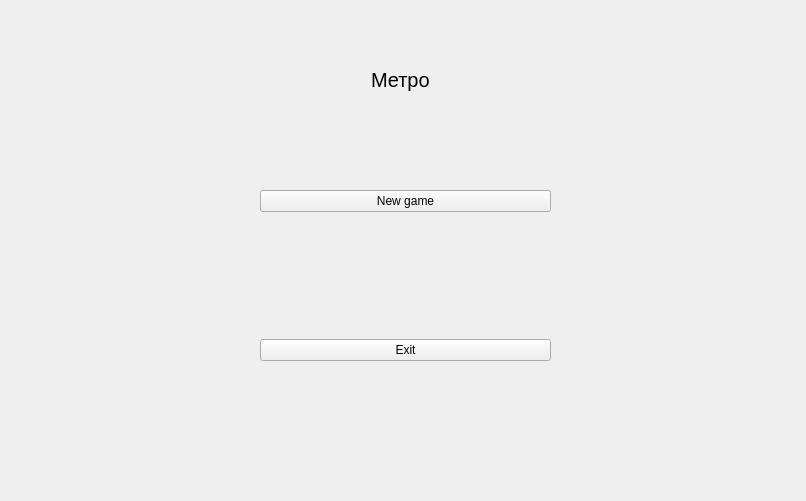
Old version of the form mainmenu.ui in the repository KomandaB/-1.
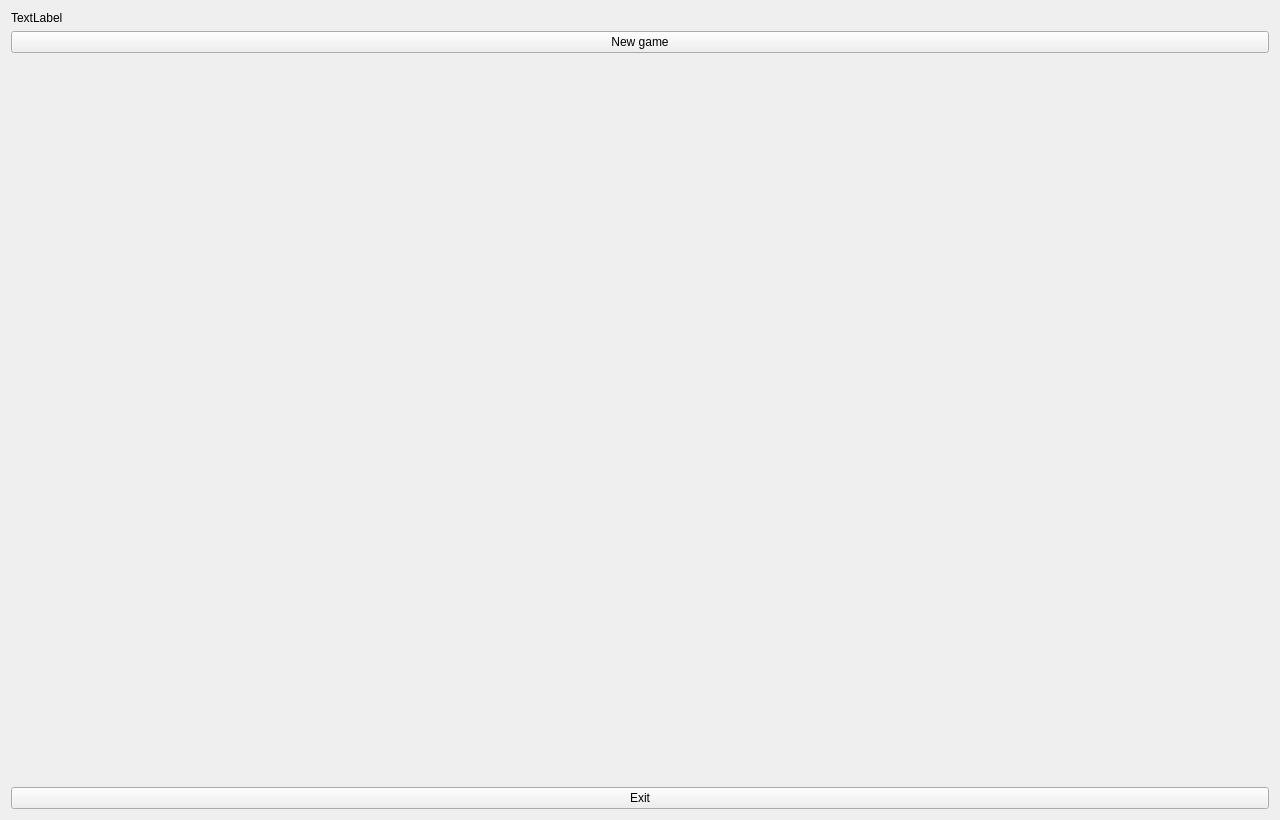
New version of the form.

Diff of the .ui file:
```diff
--- a/mainmenu.ui
+++ b/mainmenu.ui
@@ -6,23 +6,50 @@
    <rect>
     <x>0</x>
     <y>0</y>
-    <width>806</width>
-    <height>501</height>
+    <width>1280</width>
+    <height>820</height>
    </rect>
   </property>
+  <property name="sizePolicy">
+   <sizepolicy hsizetype="Fixed" vsizetype="Fixed">
+    <horstretch>0</horstretch>
+    <verstretch>0</verstretch>
+   </sizepolicy>
+  </property>
+  <property name="minimumSize">
+   <size>
+    <width>1280</width>
+    <height>820</height>
+   </size>
+  </property>
+  <property name="maximumSize">
+   <size>
+    <width>1280</width>
+    <height>820</height>
+   </size>
+  </property>
   <property name="windowTitle">
    <string>Form</string>
   </property>
-  <widget class="QWidget" name="verticalLayoutWidget">
-   <property name="geometry">
-    <rect>
-     <x>260</x>
-     <y>190</y>
-     <width>291</width>
-     <height>171</height>
-    </rect>
-   </property>
+  <layout class="QGridLayout" name="gridLayout">
+   <item row="1" column="0">
    <layout class="QVBoxLayout" name="verticalLayout">
+     <item>
+      <widget class="QLabel" name="label_2">
+       <property name="enabled">
+        <bool>true</bool>
+       </property>
+       <property name="maximumSize">
+        <size>
+         <width>771</width>
+         <height>16777215</height>
+        </size>
+       </property>
+       <property name="text">
+        <string>TextLabel</string>
+       </property>
+      </widget>
+     </item>
     <item>
      <widget class="QPushButton" name="newGameBtn">
       <property name="text">
@@ -51,57 +78,8 @@
      </widget>
     </item>
    </layout>
-  </widget>
-  <widget class="QWidget" name="horizontalLayoutWidget">
-   <property name="geometry">
-    <rect>
-     <x>0</x>
-     <y>40</y>
-     <width>801</width>
-     <height>80</height>
-    </rect>
-   </property>
-   <layout class="QHBoxLayout" name="horizontalLayout">
-    <item>
-     <spacer name="horizontalSpacer">
-      <property name="orientation">
-       <enum>Qt::Horizontal</enum>
-      </property>
-      <property name="sizeHint" stdset="0">
-       <size>
-        <width>40</width>
-        <height>20</height>
-       </size>
-      </property>
-     </spacer>
-    </item>
-    <item>
-     <widget class="QLabel" name="label">
-      <property name="font">
-       <font>
-        <pointsize>15</pointsize>
-       </font>
-      </property>
-      <property name="text">
-       <string>Метро</string>
-      </property>
-     </widget>
-    </item>
-    <item>
-     <spacer name="horizontalSpacer_2">
-      <property name="orientation">
-       <enum>Qt::Horizontal</enum>
-      </property>
-      <property name="sizeHint" stdset="0">
-       <size>
-        <width>40</width>
-        <height>20</height>
-       </size>
-      </property>
-     </spacer>
-    </item>
-   </layout>
-  </widget>
+   </item>
+  </layout>
  </widget>
  <resources/>
  <connections/>
```
Lines whose indentation alone changed are shown as unchanged.
